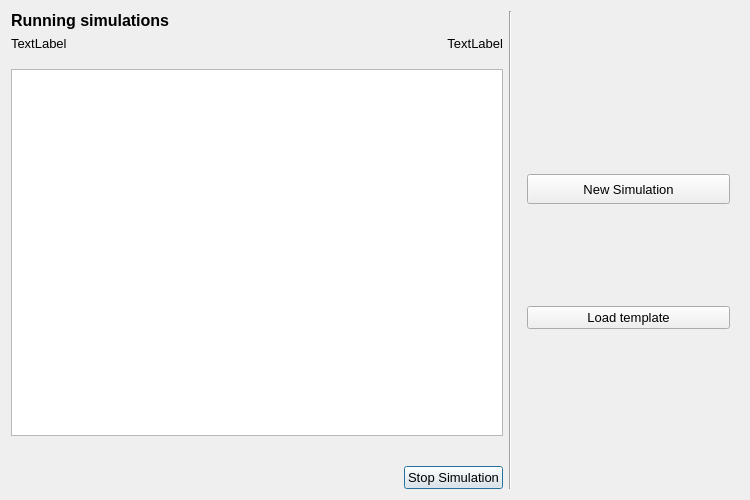
This is threedi_api_qgis_client/ui/sim_overview.ui in nens/threedi-api-qgis-client as Qt 5 draws it before an edit. The edited form follows.
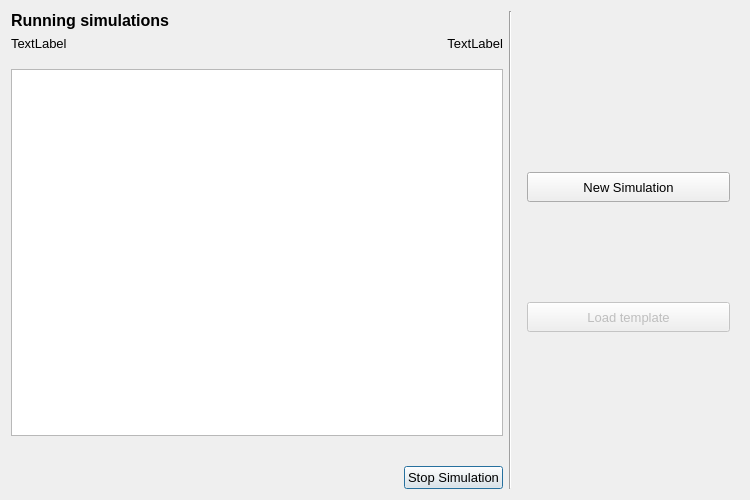
This is the edited form.

Diff of the .ui file:
```diff
--- a/threedi_api_qgis_client/ui/sim_overview.ui
+++ b/threedi_api_qgis_client/ui/sim_overview.ui
@@ -150,6 +150,15 @@
       </item>
       <item row="1" column="0">
        <widget class="QPushButton" name="pb_load_template">
+        <property name="enabled">
+         <bool>false</bool>
+        </property>
+        <property name="minimumSize">
+         <size>
+          <width>0</width>
+          <height>30</height>
+         </size>
+        </property>
         <property name="text">
          <string>Load template</string>
         </property>
```
